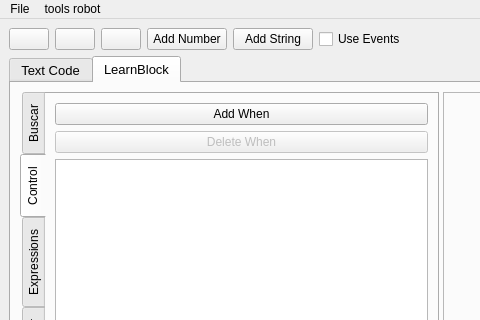
The window that learnbot_dsl/learnbotCode/guis/interface.ui (robocomp/LearnBlock) describes before a commit, drawn with Qt 5; both pictures show x 0 to 480 and y 0 to 320 of the 955 by 796 pixel window.
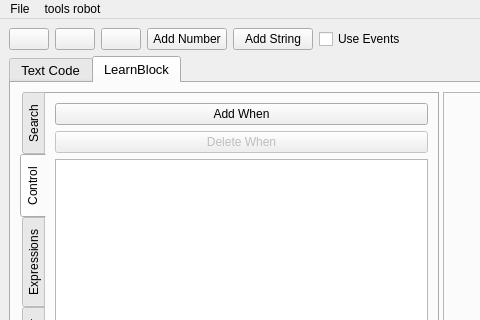
The same window after the commit. The open tabs and pages were chosen to show the change.

The edit to the form file:
```diff
--- a/learnbot_dsl/learnbotCode/guis/interface.ui
+++ b/learnbot_dsl/learnbotCode/guis/interface.ui
@@ -268,7 +268,7 @@
            </property>
            <widget class="QWidget" name="search">
             <attribute name="title">
-             <string>Buscar</string>
+             <string>Search</string>
             </attribute>
             <layout class="QVBoxLayout" name="verticalLayout_16">
              <item>
```
Left out of the diff: 2 changed lines with no effect on the pictures.
